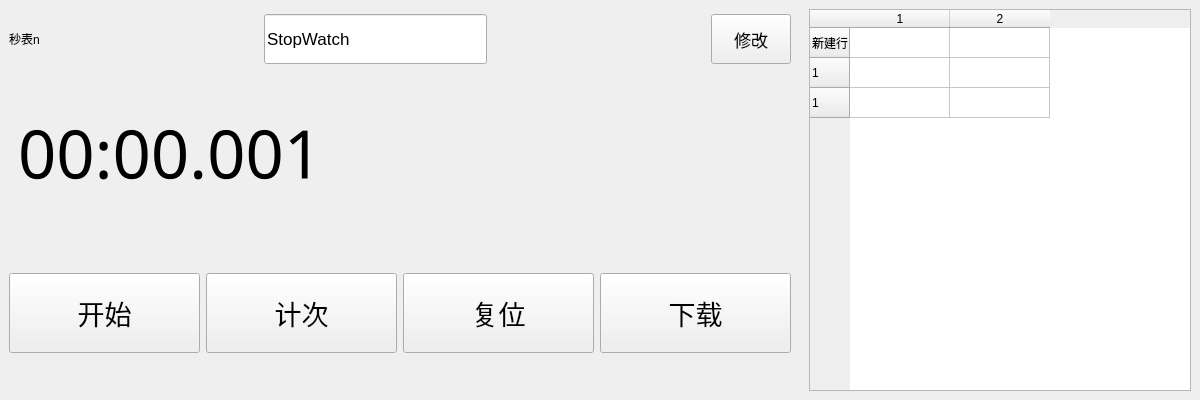
The window that 4-QtTest/1-Project/4-XVPlayer/Clock/StopwatchClockWdg.ui (gtoo8888/-C-) describes before a commit, drawn with Qt 5.
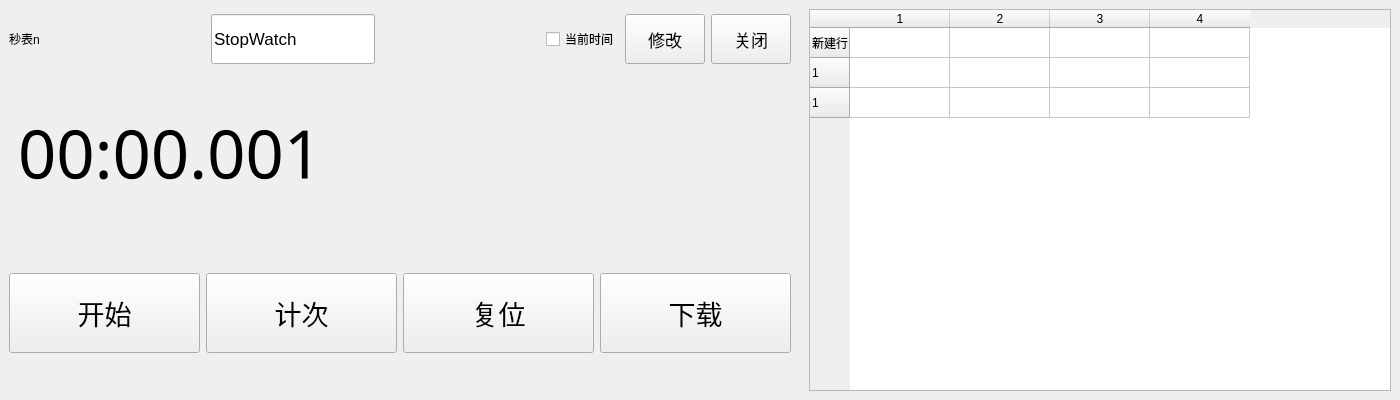
The same window after the commit.

Diff of the .ui file:
```diff
--- a/4-QtTest/1-Project/4-XVPlayer/Clock/StopwatchClockWdg.ui
+++ b/4-QtTest/1-Project/4-XVPlayer/Clock/StopwatchClockWdg.ui
@@ -6,13 +6,13 @@
    <rect>
     <x>0</x>
     <y>0</y>
-    <width>1200</width>
+    <width>1400</width>
     <height>400</height>
    </rect>
   </property>
   <property name="minimumSize">
    <size>
-    <width>1200</width>
+    <width>1400</width>
     <height>400</height>
    </size>
   </property>
@@ -37,9 +37,15 @@
    </property>
    <item>
     <widget class="QWidget" name="widget" native="true">
-     <property name="maximumSize">
+     <property name="minimumSize">
       <size>
        <width>800</width>
+       <height>0</height>
+      </size>
+     </property>
+     <property name="maximumSize">
+      <size>
+       <width>16777215</width>
        <height>16777215</height>
       </size>
      </property>
@@ -53,9 +59,6 @@
          </size>
         </property>
         <layout class="QHBoxLayout" name="horizontalLayout_4">
-         <property name="spacing">
-          <number>0</number>
-         </property>
          <property name="leftMargin">
           <number>0</number>
          </property>
@@ -82,7 +85,7 @@
            </property>
            <property name="sizeHint" stdset="0">
             <size>
-             <width>200</width>
+             <width>100</width>
              <height>20</height>
             </size>
            </property>
@@ -119,6 +122,19 @@
            </property>
           </spacer>
          </item>
+         <item>
+          <widget class="QCheckBox" name="cbLocalTime">
+           <property name="minimumSize">
+            <size>
+             <width>0</width>
+             <height>50</height>
+            </size>
+           </property>
+           <property name="text">
+            <string>当前时间</string>
+           </property>
+          </widget>
+         </item>
          <item>
           <widget class="QPushButton" name="btnNameModify">
            <property name="minimumSize">
@@ -137,6 +153,24 @@
            </property>
           </widget>
          </item>
+         <item>
+          <widget class="QPushButton" name="btnClockClose">
+           <property name="minimumSize">
+            <size>
+             <width>0</width>
+             <height>50</height>
+            </size>
+           </property>
+           <property name="font">
+            <font>
+             <pointsize>13</pointsize>
+            </font>
+           </property>
+           <property name="text">
+            <string>关闭</string>
+           </property>
+          </widget>
+         </item>
         </layout>
        </widget>
       </item>
@@ -273,9 +307,15 @@
    </item>
    <item>
     <widget class="QWidget" name="widget_2" native="true">
+     <property name="minimumSize">
+      <size>
+       <width>600</width>
+       <height>0</height>
+      </size>
+     </property>
      <property name="maximumSize">
       <size>
-       <width>400</width>
+       <width>600</width>
        <height>16777215</height>
       </size>
      </property>
@@ -307,6 +347,16 @@
           <string>2</string>
          </property>
         </column>
+        <column>
+         <property name="text">
+          <string>3</string>
+         </property>
+        </column>
+        <column>
+         <property name="text">
+          <string>4</string>
+         </property>
+        </column>
        </widget>
       </item>
      </layout>
```
